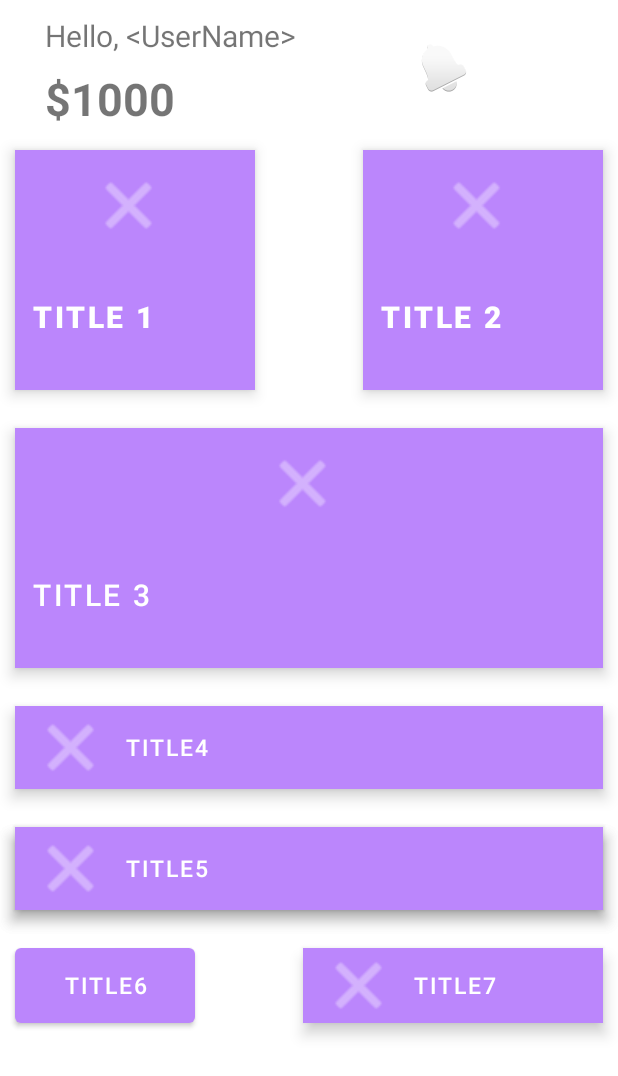
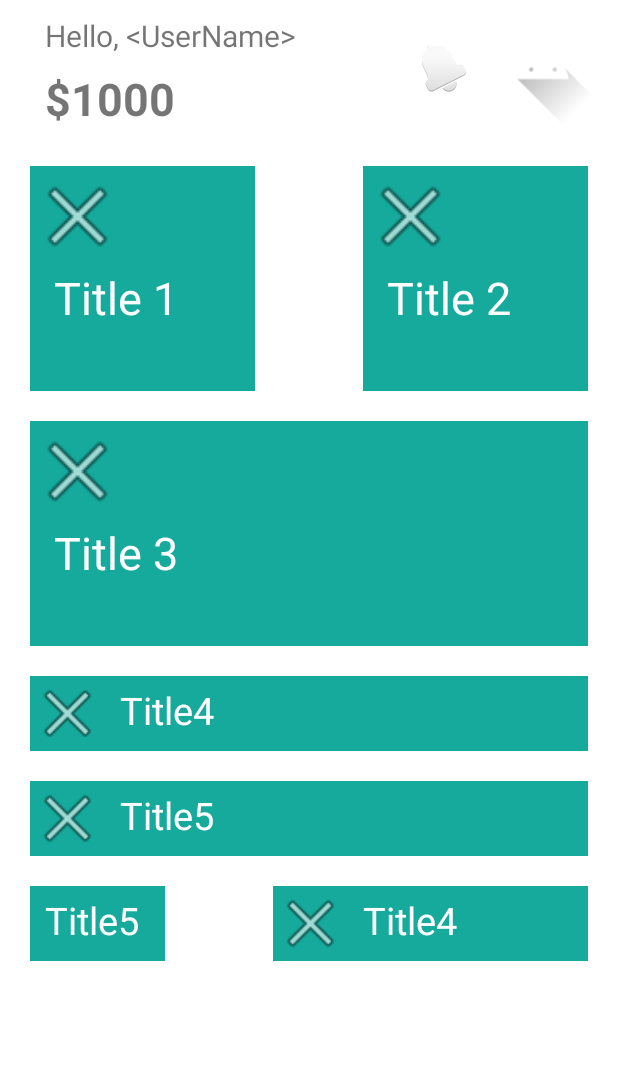
Before and after one commit to Slava0271/android_calculator, an Android app: the TitleActivity screen opened directly, with no data from a screen before it, on a phone screen of 412 x 824 dp. Shown: the top 1076 px of the screen. Run offline under Robolectric (Android 15) with nearby library versions, the phone set to English and light mode, and no system bars.

Commit message:
add title

```diff
--- a/app/src/main/java/com/example/calc/MainActivity.kt
+++ b/app/src/main/java/com/example/calc/MainActivity.kt
@@ -15,18 +15,24 @@ class MainActivity : AppCompatActivity() {
     override fun onCreate(savedInstanceState:Bundle?) {
         super.onCreate(savedInstanceState)
         setContentView(R.layout.activity_main)
+        changeTheme()
+
         calculator.setOnClickListener {
             toCalculator(calculator)
         }
         images.setOnClickListener {
             toViewActivity(images)
         }
-        changeImageColorButton.setOnClickListener {
+        titleActivity.setOnClickListener {
             toTitles()
         }
         changeImageColorButton.setOnClickListener {
             toChangeImageColor()
         }
+
+    }
+
+    private fun changeTheme(){
         val changeActivityColors: ChangeActivityColors = ChangeActivityColors()
         changeActivityColors.listenSwitchButton(switchChangeColor,main_activity)
 
@@ -43,4 +49,5 @@ class MainActivity : AppCompatActivity() {
     private fun toChangeImageColor(){
         startActivity(Intent(this, ChangeColorActivity::class.java))
     }
+
 }
--- a/app/src/main/java/com/example/calc/part4_title/TitleActivity.kt
+++ b/app/src/main/java/com/example/calc/part4_title/TitleActivity.kt
@@ -3,11 +3,16 @@ package com.example.calc.part4_title
 import androidx.appcompat.app.AppCompatActivity
 import android.os.Bundle
 import com.example.calc.R
+import kotlinx.android.synthetic.main.activity_title.*
 
 class TitleActivity : AppCompatActivity() {
     override fun onCreate(savedInstanceState: Bundle?) {
         super.onCreate(savedInstanceState)
         setContentView(R.layout.activity_title)
         supportActionBar?.hide()
+        setAvatarPhoto()
+    }
+    private fun setAvatarPhoto(){
+        imageViewAvatar.setImageResource(R.drawable.ic_launcher_foreground)
     }
 }
--- a/app/src/main/res/layout/activity_main.xml
+++ b/app/src/main/res/layout/activity_main.xml
@@ -64,7 +64,7 @@
                 app:backgroundTint="@color/button_color" />
 
             <Button
-                android:id="@+id/title"
+                android:id="@+id/titleActivity"
                 android:layout_width="match_parent"
                 android:layout_height="match_parent"
                 android:insetLeft="20dp"
--- a/app/src/main/res/layout/activity_title.xml
+++ b/app/src/main/res/layout/activity_title.xml
@@ -6,155 +6,36 @@
     android:layout_height="match_parent"
     tools:context=".part4_title.TitleActivity">
 
-    <Button
-        android:id="@+id/title6"
-        android:layout_width="120dp"
-        android:layout_height="62dp"
-        android:layout_marginStart="10dp"
-        android:layout_marginLeft="10dp"
-        android:layout_marginTop="19dp"
-        android:text="@string/title6"
-        android:textColor="@color/white"
-        android:textSize="15sp"
-        app:backgroundTint="@color/purple_200"
-        app:iconSize="50dp"
-        app:iconTint="@color/material_on_primary_emphasis_medium"
-        app:layout_constraintStart_toStartOf="parent"
-        app:layout_constraintTop_toBottomOf="@+id/title5"
-        tools:ignore="RtlHardcoded" />
+    <androidx.constraintlayout.widget.ConstraintLayout
+        android:id="@+id/title2"
+        android:layout_width="150dp"
+        android:layout_height="150dp"
+        android:layout_marginTop="30dp"
+        android:layout_marginEnd="20dp"
+        android:background="#15AA9C"
+        app:layout_constraintEnd_toEndOf="parent"
+        app:layout_constraintTop_toBottomOf="@+id/textView3">
 
-    <Button
-        android:id="@+id/title5"
-        style="@style/Widget.MaterialComponents.ExtendedFloatingActionButton.Icon"
-        app:icon="@android:drawable/ic_menu_close_clear_cancel"
-        android:layout_width="match_parent"
-        android:layout_height="55dp"
-        android:layout_marginStart="10dp"
-        android:layout_marginLeft="10dp"
-        android:layout_marginTop="25dp"
-        android:layout_marginEnd="10dp"
-        android:layout_marginRight="10dp"
-        android:gravity="left|center_vertical"
-        android:text="title5"
-        android:textColor="@color/white"
-        android:textSize="20sp"
-        app:backgroundTint="@color/purple_200"
-        app:iconSize="50dp"
-        app:iconTint="@color/material_on_primary_emphasis_medium"
-        app:layout_constraintEnd_toEndOf="parent"
-        app:layout_constraintHorizontal_bias="0.0"
-        app:layout_constraintStart_toStartOf="parent"
-        app:layout_constraintTop_toBottomOf="@+id/title4"
-        tools:ignore="RtlHardcoded" />
+        <ImageView
+            android:id="@+id/imageViewTitle2"
+            android:layout_width="63dp"
+            android:layout_height="67dp"
+            android:hapticFeedbackEnabled="false"
+            app:layout_constraintStart_toStartOf="parent"
+            app:layout_constraintTop_toTopOf="parent"
+            app:srcCompat="@android:drawable/ic_menu_close_clear_cancel" />
 
-    <Button
-        android:id="@+id/title8"
-        style="@style/Widget.MaterialComponents.ExtendedFloatingActionButton.Icon"
-        android:layout_width="match_parent"
-        android:layout_height="55dp"
-        android:layout_marginStart="10dp"
-        android:layout_marginLeft="10dp"
-        android:layout_marginTop="25dp"
-        android:layout_marginEnd="10dp"
-        android:layout_marginRight="10dp"
-        android:gravity="left|center_vertical"
-        android:text="title5"
-        android:textColor="@color/white"
-        android:textSize="15sp"
-        app:backgroundTint="@color/purple_200"
-        app:icon="@android:drawable/ic_menu_close_clear_cancel"
-        app:iconSize="50dp"
-        app:iconTint="@color/material_on_primary_emphasis_medium"
-        app:layout_constraintEnd_toEndOf="parent"
-        app:layout_constraintHorizontal_bias="0.0"
-        app:layout_constraintStart_toStartOf="parent"
-        app:layout_constraintTop_toBottomOf="@+id/title4"
-        tools:ignore="RtlHardcoded" />
-
-    <Button
-        android:id="@+id/title7"
-        style="@style/Widget.MaterialComponents.ExtendedFloatingActionButton.Icon"
-        android:layout_width="200dp"
-        android:layout_height="50dp"
-        android:layout_marginTop="25dp"
-        android:layout_marginEnd="10dp"
-        android:layout_marginRight="10dp"
-        android:gravity="left|center_vertical"
-        android:text="title7"
-        android:textColor="@color/white"
-        android:textSize="15sp"
-        app:backgroundTint="@color/purple_200"
-        app:icon="@android:drawable/ic_menu_close_clear_cancel"
-        app:iconSize="50dp"
-        app:iconTint="@color/material_on_primary_emphasis_medium"
-        app:layout_constraintEnd_toEndOf="parent"
-        app:layout_constraintTop_toBottomOf="@+id/title5"
-        tools:ignore="RtlHardcoded" />
-
-    <Button
-        android:id="@+id/title4"
-        style="@style/Widget.MaterialComponents.ExtendedFloatingActionButton.Icon"
-        android:layout_width="match_parent"
-        android:layout_height="55dp"
-        android:layout_marginStart="10dp"
-        android:layout_marginLeft="10dp"
-        android:layout_marginTop="25dp"
-        android:layout_marginEnd="10dp"
-        android:layout_marginRight="10dp"
-        android:gravity="left|center_vertical"
-        android:text="title4"
-        android:textColor="@color/white"
-        android:textSize="15sp"
-        app:backgroundTint="@color/purple_200"
-        app:icon="@android:drawable/ic_menu_close_clear_cancel"
-        app:iconSize="50sp"
-        app:iconTint="@color/material_on_primary_emphasis_medium"
-        app:layout_constraintEnd_toEndOf="parent"
-        app:layout_constraintHorizontal_bias="0.0"
-        app:layout_constraintStart_toStartOf="parent"
-        app:layout_constraintTop_toBottomOf="@+id/title3"
-        tools:ignore="RtlHardcoded" />
-
-    <Button
-        android:id="@+id/button"
-        style="@style/Widget.MaterialComponents.ExtendedFloatingActionButton.Icon"
-        android:layout_width="160dp"
-        android:layout_height="160dp"
-        android:layout_marginStart="10dp"
-        android:layout_marginLeft="10dp"
-        android:layout_marginTop="100dp"
-        android:text="@string/title_1"
-        android:textColor="@color/white"
-        android:textSize="20dp"
-        android:textStyle="bold"
-        app:backgroundTint="@color/purple_200"
-        app:icon="@android:drawable/ic_menu_close_clear_cancel"
-        app:iconGravity="top"
-        app:iconSize="50dp"
-        app:iconTint="@color/material_on_primary_emphasis_medium"
-        app:layout_constraintStart_toStartOf="parent"
-        app:layout_constraintTop_toTopOf="parent" />
-
-    <Button
-        android:id="@+id/button10"
-        style="@style/Widget.MaterialComponents.ExtendedFloatingActionButton.Icon"
-        android:layout_width="160dp"
-        android:layout_height="160dp"
-
-        android:layout_marginTop="100dp"
-        android:layout_marginEnd="10dp"
-        android:layout_marginRight="10dp"
-        android:text="@string/title_2"
-        android:textColor="@color/white"
-        android:textSize="20dp"
-        android:textStyle="bold"
-        app:backgroundTint="@color/purple_200"
-        app:icon="@android:drawable/ic_menu_close_clear_cancel"
-        app:iconGravity="top"
-        app:iconSize="50dp"
-        app:iconTint="@color/material_on_primary_emphasis_medium"
-        app:layout_constraintEnd_toEndOf="parent"
-        app:layout_constraintTop_toTopOf="parent" />
+        <TextView
+            android:id="@+id/title2Text"
+            android:layout_width="wrap_content"
+            android:layout_height="wrap_content"
+            android:layout_marginStart="16dp"
+            android:text="@string/title_2"
+            android:textColor="@color/white"
+            android:textSize="30sp"
+            app:layout_constraintStart_toStartOf="parent"
+            app:layout_constraintTop_toBottomOf="@+id/imageViewTitle2" />
+    </androidx.constraintlayout.widget.ConstraintLayout>
 
     <TextView
         android:id="@+id/textViewResult"
@@ -193,7 +74,7 @@
         app:srcCompat="@android:drawable/ic_popup_reminder" />
 
     <ImageView
-        android:id="@+id/imageView3"
+        android:id="@+id/imageViewAvatar"
         android:layout_width="80dp"
         android:layout_height="80dp"
         android:layout_marginTop="5dp"
@@ -203,28 +84,196 @@
         app:layout_constraintTop_toTopOf="parent"
         tools:srcCompat="@android:drawable/ic_menu_camera" />
 
-    <Button
+    <androidx.constraintlayout.widget.ConstraintLayout
+        android:id="@+id/title1"
+        android:layout_width="150dp"
+        android:layout_height="150dp"
+        android:layout_marginStart="20dp"
+        android:layout_marginTop="30dp"
+        android:background="#15AA9C"
+        app:layout_constraintStart_toStartOf="parent"
+        app:layout_constraintTop_toBottomOf="@+id/textView3">
+
+        <ImageView
+            android:id="@+id/imageViewTitle1"
+            android:layout_width="63dp"
+            android:layout_height="67dp"
+            android:hapticFeedbackEnabled="false"
+            app:layout_constraintStart_toStartOf="parent"
+            app:layout_constraintTop_toTopOf="parent"
+            app:srcCompat="@android:drawable/ic_menu_close_clear_cancel" />
+
+        <TextView
+            android:id="@+id/title1Text"
+            android:layout_width="wrap_content"
+            android:layout_height="wrap_content"
+            android:layout_marginStart="16dp"
+            android:text="@string/title_1"
+            android:textColor="@color/white"
+            android:textSize="30sp"
+            app:layout_constraintStart_toStartOf="parent"
+            app:layout_constraintTop_toBottomOf="@+id/imageViewTitle1" />
+    </androidx.constraintlayout.widget.ConstraintLayout>
+
+    <androidx.constraintlayout.widget.ConstraintLayout
         android:id="@+id/title3"
-        style="@style/Widget.MaterialComponents.ExtendedFloatingActionButton.Icon"
+        android:background="#15AA9C"
         android:layout_width="match_parent"
-        android:layout_height="160dp"
-        android:layout_marginStart="10dp"
-        android:layout_marginLeft="10dp"
-        android:layout_marginTop="25dp"
-        android:layout_marginEnd="10dp"
-        android:layout_marginRight="10dp"
-        android:gravity="left|center_vertical"
-        android:text="@string/title_3"
-        android:textColor="@color/white"
-        android:textSize="20sp"
-        app:backgroundTint="@color/purple_200"
-        app:icon="@android:drawable/ic_menu_close_clear_cancel"
-        app:iconGravity="top"
-        app:iconSize="50sp"
-        app:iconTint="@color/material_on_primary_emphasis_medium"
+        android:layout_height="150dp"
+        android:layout_marginStart="20dp"
+        android:layout_marginTop="20dp"
+        android:layout_marginEnd="20dp"
         app:layout_constraintEnd_toEndOf="parent"
         app:layout_constraintStart_toStartOf="parent"
-        app:layout_constraintTop_toBottomOf="@+id/button"
-        tools:ignore="RtlHardcoded" />
+        app:layout_constraintTop_toBottomOf="@+id/title2">
+        <ImageView
+            android:id="@+id/imageViewTitle3"
+            android:layout_width="63dp"
+            android:layout_height="67dp"
+            android:hapticFeedbackEnabled="false"
+            app:layout_constraintStart_toStartOf="parent"
+            app:layout_constraintTop_toTopOf="parent"
+            app:srcCompat="@android:drawable/ic_menu_close_clear_cancel" />
+
+        <TextView
+            android:id="@+id/title3Text"
+            android:layout_width="wrap_content"
+            android:layout_height="wrap_content"
+            android:layout_marginStart="16dp"
+            android:text="@string/title_3"
+            android:textColor="@color/white"
+            android:textSize="30sp"
+            app:layout_constraintStart_toStartOf="parent"
+            app:layout_constraintTop_toBottomOf="@+id/imageViewTitle3" />
+    </androidx.constraintlayout.widget.ConstraintLayout>
+
+    <androidx.constraintlayout.widget.ConstraintLayout
+        android:id="@+id/title4"
+        android:background="#15AA9C"
+        android:layout_width="match_parent"
+        android:layout_height="50dp"
+        android:layout_marginStart="20dp"
+        android:layout_marginTop="20dp"
+        android:layout_marginEnd="20dp"
+        app:layout_constraintEnd_toEndOf="parent"
+        app:layout_constraintStart_toStartOf="parent"
+        app:layout_constraintTop_toBottomOf="@+id/title3">
+
+        <ImageView
+            android:id="@+id/imageViewTitle4"
+            android:layout_width="50dp"
+            android:layout_height="50dp"
+            android:hapticFeedbackEnabled="false"
+            app:layout_constraintStart_toStartOf="parent"
+            app:layout_constraintTop_toTopOf="parent"
+            app:srcCompat="@android:drawable/ic_menu_close_clear_cancel" />
+
+        <TextView
+            android:id="@+id/title4Text"
+            android:layout_width="wrap_content"
+            android:layout_height="wrap_content"
+            android:layout_marginStart="10dp"
+            android:layout_marginTop="5dp"
+            android:text="@string/title4"
+            android:textColor="@color/white"
+            android:textSize="25sp"
+            app:layout_constraintStart_toEndOf="@+id/imageViewTitle4"
+            app:layout_constraintTop_toTopOf="parent" />
+
+    </androidx.constraintlayout.widget.ConstraintLayout>
+
+    <androidx.constraintlayout.widget.ConstraintLayout
+        android:id="@+id/title5"
+        android:layout_width="match_parent"
+        android:layout_height="50dp"
+        android:layout_marginStart="20dp"
+        android:layout_marginTop="20dp"
+        android:layout_marginEnd="20dp"
+        android:background="#15AA9C"
+        app:layout_constraintEnd_toEndOf="parent"
+        app:layout_constraintStart_toStartOf="parent"
+        app:layout_constraintTop_toBottomOf="@+id/title4">
+        <ImageView
+            android:id="@+id/imageViewTitle5"
+            android:layout_width="50dp"
+            android:layout_height="50dp"
+            android:hapticFeedbackEnabled="false"
+            app:layout_constraintStart_toStartOf="parent"
+            app:layout_constraintTop_toTopOf="parent"
+            app:srcCompat="@android:drawable/ic_menu_close_clear_cancel" />
+
+        <TextView
+            android:id="@+id/title5Text"
+            android:layout_width="wrap_content"
+            android:layout_height="wrap_content"
+            android:layout_marginStart="10dp"
+            android:layout_marginTop="5dp"
+            android:text="@string/title5"
+            android:textColor="@color/white"
+            android:textSize="25sp"
+            app:layout_constraintStart_toEndOf="@+id/imageViewTitle5"
+            app:layout_constraintTop_toTopOf="parent" />
+
+
+
+    </androidx.constraintlayout.widget.ConstraintLayout>
+
+    <androidx.constraintlayout.widget.ConstraintLayout
+        android:id="@+id/title6"
+        android:layout_width="90dp"
+        android:layout_height="50dp"
+        android:layout_marginStart="20dp"
+        android:layout_marginTop="20dp"
+        android:background="#15AA9C"
+        app:layout_constraintStart_toStartOf="parent"
+        app:layout_constraintTop_toBottomOf="@+id/title5">
+
+        <TextView
+            android:id="@+id/title6Text"
+            android:layout_width="wrap_content"
+            android:layout_height="wrap_content"
+            android:layout_marginStart="10dp"
+            android:layout_marginTop="5dp"
+            android:text="@string/title5"
+            android:textColor="@color/white"
+            android:textSize="25sp"
+            app:layout_constraintStart_toStartOf="parent"
+            app:layout_constraintTop_toTopOf="parent" />
+
+
+    </androidx.constraintlayout.widget.ConstraintLayout>
+
+    <androidx.constraintlayout.widget.ConstraintLayout
+        android:id="@+id/title7"
+        android:layout_width="210dp"
+        android:layout_height="50dp"
+        android:layout_marginTop="20dp"
+        android:layout_marginEnd="20dp"
+        android:background="#15AA9C"
+        app:layout_constraintEnd_toEndOf="parent"
+        app:layout_constraintTop_toBottomOf="@+id/title5">
+
+        <ImageView
+            android:id="@+id/imageViewTitle7"
+            android:layout_width="50dp"
+            android:layout_height="50dp"
+            android:hapticFeedbackEnabled="false"
+            app:layout_constraintStart_toStartOf="parent"
+            app:layout_constraintTop_toTopOf="parent"
+            app:srcCompat="@android:drawable/ic_menu_close_clear_cancel" />
+
+        <TextView
+            android:id="@+id/title7Text"
+            android:layout_width="wrap_content"
+            android:layout_height="wrap_content"
+            android:layout_marginStart="10dp"
+            android:layout_marginTop="5dp"
+            android:text="@string/title4"
+            android:textColor="@color/white"
+            android:textSize="25sp"
+            app:layout_constraintStart_toEndOf="@+id/imageViewTitle7"
+            app:layout_constraintTop_toTopOf="parent" />
+
+    </androidx.constraintlayout.widget.ConstraintLayout>
 
 </androidx.constraintlayout.widget.ConstraintLayout>
--- a/app/src/main/res/values/strings.xml
+++ b/app/src/main/res/values/strings.xml
@@ -36,9 +36,11 @@
     <string name="title_2">Title 2</string>
     <string name="hello_username"><![CDATA[Hello, <UserName>]]></string>
     <string name="title_3">   Title 3</string>
-    <string name="title4">title4</string>
-    <string name="title6">title6</string>
+    <string name="title4">Title4</string>
+    <string name="title6">Title6</string>
     <string name="titles">Titles</string>
+    <string name="title5">Title5</string>
+
 
     <string-array name="transformation">
         <item>No transformation</item>
```
